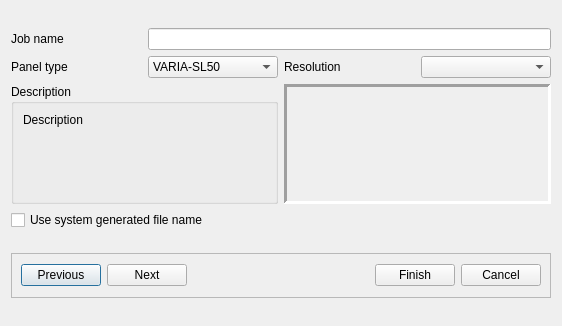
TheLord45/tsurface, file src/tnewprojectdialog.ui: the form before one commit.
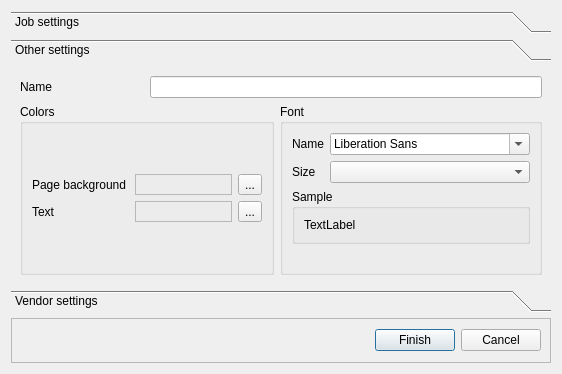
The form after the commit.

What changed in the file:
```diff
--- a/src/tnewprojectdialog.ui
+++ b/src/tnewprojectdialog.ui
@@ -7,7 +7,7 @@
     <x>0</x>
     <y>0</y>
     <width>562</width>
-    <height>326</height>
+    <height>374</height>
    </rect>
   </property>
   <property name="windowTitle">
@@ -15,6 +15,31 @@
   </property>
   <layout class="QVBoxLayout" name="verticalLayout_2">
    <item>
+    <widget class="QToolBox" name="toolBox">
+     <property name="currentIndex">
+      <number>1</number>
+     </property>
+     <widget class="QWidget" name="pageJob">
+      <property name="geometry">
+       <rect>
+        <x>0</x>
+        <y>0</y>
+        <width>544</width>
+        <height>212</height>
+       </rect>
+      </property>
+      <attribute name="label">
+       <string>Job settings</string>
+      </attribute>
+      <widget class="QWidget" name="layoutWidget">
+       <property name="geometry">
+        <rect>
+         <x>0</x>
+         <y>0</y>
+         <width>541</width>
+         <height>212</height>
+        </rect>
+       </property>
     <layout class="QGridLayout" name="gridLayout" columnstretch="0,0,0,0" columnminimumwidth="0,0,0,0">
      <item row="1" column="1">
       <widget class="QComboBox" name="comboBoxPanelTypes">
@@ -147,64 +172,181 @@
        </property>
       </widget>
      </item>
+       </layout>
+      </widget>
+     </widget>
+     <widget class="QWidget" name="pageColor">
+      <property name="geometry">
+       <rect>
+        <x>0</x>
+        <y>0</y>
+        <width>530</width>
+        <height>220</height>
+       </rect>
+      </property>
+      <attribute name="label">
+       <string>Other settings</string>
+      </attribute>
+      <layout class="QGridLayout" name="gridLayout_2">
+       <item row="0" column="0">
+        <layout class="QGridLayout" name="gridLayoutOthers">
+         <item row="2" column="0" colspan="2">
+          <widget class="QGroupBox" name="groupBoxColors">
+           <property name="title">
+            <string>Colors</string>
+           </property>
+           <layout class="QGridLayout" name="gridLayout_3">
+            <item row="0" column="0">
+             <layout class="QGridLayout" name="gridLayoutColors">
+              <item row="0" column="1">
+               <widget class="QFrame" name="frameColorBackground">
+                <property name="frameShape">
+                 <enum>QFrame::Shape::StyledPanel</enum>
+                </property>
+                <property name="frameShadow">
+                 <enum>QFrame::Shadow::Raised</enum>
+                </property>
+               </widget>
+              </item>
+              <item row="0" column="2">
+               <widget class="QToolButton" name="toolButtonColorBackground">
+                <property name="text">
+                 <string>...</string>
+                </property>
+               </widget>
+              </item>
+              <item row="0" column="0">
+               <widget class="QLabel" name="labelColorBackground">
+                <property name="text">
+                 <string>Page background</string>
+                </property>
+               </widget>
+              </item>
+              <item row="1" column="0">
+               <widget class="QLabel" name="labelColorText">
+                <property name="text">
+                 <string>Text</string>
+                </property>
+               </widget>
+              </item>
+              <item row="1" column="1">
+               <widget class="QFrame" name="frameColorText">
+                <property name="frameShape">
+                 <enum>QFrame::Shape::StyledPanel</enum>
+                </property>
+                <property name="frameShadow">
+                 <enum>QFrame::Shadow::Raised</enum>
+                </property>
+               </widget>
+              </item>
+              <item row="1" column="2">
+               <widget class="QToolButton" name="toolButtonColorText">
+                <property name="text">
+                 <string>...</string>
+                </property>
+               </widget>
+              </item>
+             </layout>
+            </item>
+           </layout>
+          </widget>
+         </item>
      <item row="2" column="2" colspan="2">
-      <widget class="QLabel" name="labelPanelImage">
-       <property name="frameShape">
-        <enum>QFrame::Shape::Panel</enum>
-       </property>
-       <property name="frameShadow">
-        <enum>QFrame::Shadow::Sunken</enum>
-       </property>
-       <property name="lineWidth">
-        <number>3</number>
-       </property>
-       <property name="midLineWidth">
-        <number>0</number>
-       </property>
+          <widget class="QGroupBox" name="groupBoxFont">
+           <property name="title">
+            <string>Font</string>
+           </property>
+           <layout class="QGridLayout" name="gridLayout_4">
+            <item row="0" column="0">
+             <layout class="QFormLayout" name="formLayout">
+              <item row="0" column="0">
+               <widget class="QLabel" name="label">
        <property name="text">
-        <string/>
-       </property>
-       <property name="alignment">
-        <set>Qt::AlignmentFlag::AlignCenter</set>
+                 <string>Name</string>
        </property>
       </widget>
      </item>
-     <item row="2" column="0" colspan="2">
-      <widget class="QGroupBox" name="groupBox">
+              <item row="0" column="1">
+               <widget class="QFontComboBox" name="fontComboBox">
        <property name="sizePolicy">
-        <sizepolicy hsizetype="Expanding" vsizetype="Fixed">
+                 <sizepolicy hsizetype="Minimum" vsizetype="Fixed">
          <horstretch>0</horstretch>
          <verstretch>0</verstretch>
         </sizepolicy>
        </property>
-       <property name="minimumSize">
+                <property name="maximumSize">
         <size>
-         <width>0</width>
-         <height>120</height>
-        </size>
-       </property>
+                  <width>200</width>
+                  <height>16777215</height>
+                 </size>
+                </property>
+               </widget>
+              </item>
+              <item row="1" column="0">
+               <widget class="QLabel" name="label_2">
+                <property name="text">
+                 <string>Size</string>
+                </property>
+               </widget>
+              </item>
+              <item row="1" column="1">
+               <widget class="QComboBox" name="comboBox"/>
+              </item>
+              <item row="2" column="0" colspan="2">
+               <widget class="QGroupBox" name="groupBox_2">
        <property name="title">
-        <string>Description</string>
-       </property>
-       <layout class="QHBoxLayout" name="horizontalLayout">
-        <item alignment="Qt::AlignmentFlag::AlignTop">
-         <widget class="QLabel" name="labelDescription">
+                 <string>Sample</string>
+                </property>
+                <layout class="QHBoxLayout" name="horizontalLayout_3">
+                 <item>
+                  <widget class="QLabel" name="label_3">
+                   <property name="sizePolicy">
+                    <sizepolicy hsizetype="Expanding" vsizetype="Preferred">
+                     <horstretch>0</horstretch>
+                     <verstretch>0</verstretch>
+                    </sizepolicy>
+                   </property>
           <property name="text">
-           <string>Description</string>
+                    <string>TextLabel</string>
           </property>
          </widget>
         </item>
        </layout>
       </widget>
      </item>
-     <item row="3" column="0" colspan="2">
-      <widget class="QCheckBox" name="checkBoxGenFiles">
+             </layout>
+            </item>
+           </layout>
+          </widget>
+         </item>
+         <item row="1" column="1" colspan="3">
+          <widget class="QLineEdit" name="lineEdit"/>
+         </item>
+         <item row="1" column="0">
+          <widget class="QLabel" name="labelName">
        <property name="text">
-        <string>Use system generated file name</string>
+            <string>Name</string>
        </property>
       </widget>
      </item>
     </layout>
+       </item>
+      </layout>
+     </widget>
+     <widget class="QWidget" name="pageVendor">
+      <property name="geometry">
+       <rect>
+        <x>0</x>
+        <y>0</y>
+        <width>544</width>
+        <height>212</height>
+       </rect>
+      </property>
+      <attribute name="label">
+       <string>Vendor settings</string>
+      </attribute>
+     </widget>
+    </widget>
    </item>
    <item>
     <widget class="QFrame" name="frameButtons">
@@ -227,20 +369,6 @@
       <enum>QFrame::Shadow::Raised</enum>
      </property>
      <layout class="QHBoxLayout" name="horizontalLayout_2">
-      <item>
-       <widget class="QPushButton" name="pushButtonPrevious">
-        <property name="text">
-         <string>Previous</string>
-        </property>
-       </widget>
-      </item>
-      <item>
-       <widget class="QPushButton" name="pushButtonNext">
-        <property name="text">
-         <string>Next</string>
-        </property>
-       </widget>
-      </item>
       <item>
        <spacer name="horizontalSpacer">
         <property name="orientation">
```
Left out of the diff: 99 changed lines with no effect on the pictures. Lines whose indentation alone changed are shown as unchanged.
